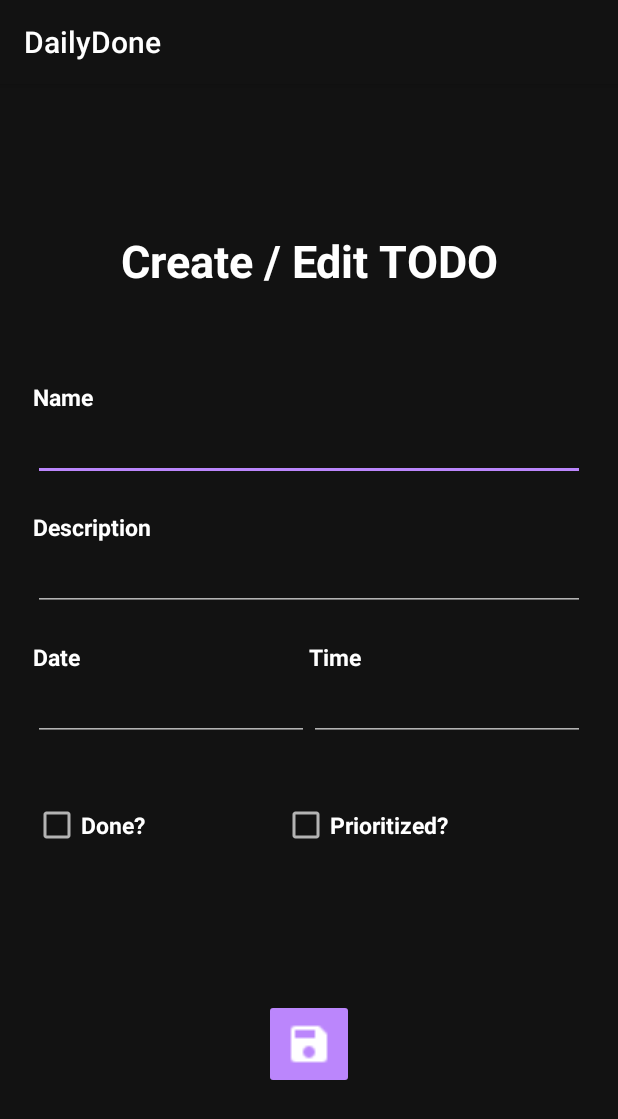
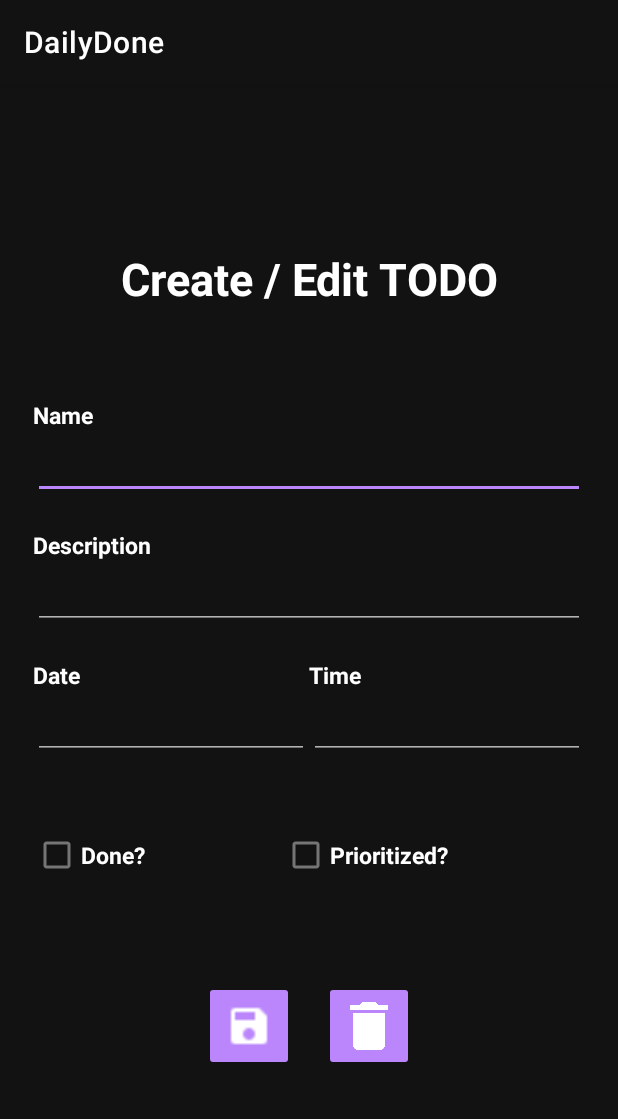
Before and after one commit to joergjonaskrahn/mad_semester_project, an Android app: the TodoDetailViewActivity screen opened directly, with no data from a screen before it, on a phone screen of 412 x 824 dp. Shown: the top 1119 px of the screen. Run offline under Robolectric (Android 15) with nearby library versions, the phone set to English and light mode, and no system bars; our stand-ins replace Room's generated code, data binding; 12 statements that could not run were skipped.

Commit message:
further implementation

```diff
--- a/app/build.gradle
+++ b/app/build.gradle
@@ -80,4 +80,6 @@ dependencies {
 
     compileOnly 'org.projectlombok:lombok:1.18.34'
     annotationProcessor 'org.projectlombok:lombok:1.18.34'
+
+    runtimeOnly group: 'com.google.android.material', name: 'material', version: '1.12.0'
 }
--- a/app/src/main/java/org/dailydone/mobile/android/view_model/TodoDetailViewViewModel.java
+++ b/app/src/main/java/org/dailydone/mobile/android/view_model/TodoDetailViewViewModel.java
@@ -13,9 +13,9 @@ import org.dailydone.mobile.android.model.viewAbstractions.ViewAbstractionTodo;
 
 import java.text.ParseException;
 import java.text.SimpleDateFormat;
-import java.time.format.DateTimeFormatter;
 import java.util.Date;
 import java.util.Locale;
+import java.util.concurrent.CompletableFuture;
 
 import lombok.Getter;
 
@@ -24,19 +24,30 @@ This View Model encapsulates the saving of a TodoEntry including the question wh
 entry has to be created or updated. This approach decreases complexity in the corresponding
 activity.
  */
-@Getter
 public class TodoDetailViewViewModel extends AndroidViewModel {
+    private final ITodoDataService dataService;
+
+    @Getter
     private ViewAbstractionTodo viewAbstractionTodo;
 
+    @Getter
     private final MutableLiveData<String> name = new MutableLiveData<>("");
+    @Getter
     private final MutableLiveData<String> description = new MutableLiveData<>("");
+    @Getter
     private final MutableLiveData<String> date = new MutableLiveData<>("");
+    @Getter
     private final MutableLiveData<String> time = new MutableLiveData<>("");
+    @Getter
     private final MutableLiveData<Boolean> done = new MutableLiveData<>(false);
+    @Getter
     private final MutableLiveData<Boolean> favourite = new MutableLiveData<>(false);
 
     public TodoDetailViewViewModel(@NonNull Application application) {
         super(application);
+
+        this.dataService = ((DailyDoneApplication) getApplication()
+                .getApplicationContext()).getTodoDataService();
     }
 
     public void setFromTodo(ViewAbstractionTodo viewAbstractionTodo) {
@@ -51,9 +62,6 @@ public class TodoDetailViewViewModel extends AndroidViewModel {
     }
 
     public void save() throws ParseException {
-        ITodoDataService dataService = ((DailyDoneApplication) getApplication()
-                .getApplicationContext()).getTodoDataService();
-
         Todo newTodo = new Todo(
                 name.getValue(),
                 description.getValue(),
@@ -62,16 +70,21 @@ public class TodoDetailViewViewModel extends AndroidViewModel {
                 favourite.getValue()
         );
 
-        if(isNewTodo()) {
+        if (isNewTodo()) {
+            dataService.createTodo(newTodo);
+        } else {
             Todo oldTodo = viewAbstractionTodo.getTodo();
             newTodo.setId(oldTodo.getId());
             dataService.updateTodo(newTodo);
-        }else{
-            dataService.createTodo(newTodo);
         }
+    }
 
-        // Resetting the view model here decreases complexity for the corresponding activity.
-        reset();
+    public CompletableFuture<Void> deleteTodo() {
+        return dataService.deleteTodo(viewAbstractionTodo.getTodo());
+    }
+
+    public boolean isTodoDeletable() {
+        return !isNewTodo();
     }
 
     private long parseDateToUnixTimestamp(String date, String time) throws ParseException {
@@ -81,7 +94,7 @@ public class TodoDetailViewViewModel extends AndroidViewModel {
         return parsedDate.getTime();
     }
 
-    private void reset() {
+    public void reset() {
         this.viewAbstractionTodo = null;
         name.setValue("");
         description.setValue("");
--- a/app/src/main/res/layout/activity_todo_detail_view.xml
+++ b/app/src/main/res/layout/activity_todo_detail_view.xml
@@ -143,13 +143,28 @@
                 android:checked="@={viewModel.favourite}"/>
         </LinearLayout>
 
+        <LinearLayout
+            android:gravity="center"
+            android:layout_marginTop="@dimen/margin_xlarge"
+            android:layout_width="match_parent"
+            android:layout_height="wrap_content">
             <ImageButton
                 android:id="@+id/imageButtonSaveTodo"
                 android:layout_width="60sp"
                 android:layout_height="60sp"
                 android:padding="14sp"
                 android:scaleType="fitCenter"
-            android:layout_marginTop="100sp"
                 app:srcCompat="@drawable/baseline_save_white_24dp" />
+
+            <ImageButton
+                android:id="@+id/imageButtonDeleteTodo"
+                android:layout_width="60sp"
+                android:layout_height="60sp"
+                android:padding="14sp"
+                android:scaleType="fitCenter"
+                android:layout_marginStart="@dimen/margin_small"
+                android:enabled="false"
+                app:srcCompat="@drawable/delete" />
+        </LinearLayout>
     </LinearLayout>
 </layout>
--- a/app/src/main/res/values/styles.xml
+++ b/app/src/main/res/values/styles.xml
@@ -1,5 +1,5 @@
 <resources>
-    <!--> Text Styles <-->
+    <!-- Text Styles -->
     <style name="TextNormal">
         <item name="android:textColor">?android:textColorPrimary</item>
     </style>
@@ -21,7 +21,7 @@
         <item name="android:textColor">@color/decent_red</item>
     </style>
 
-    <!--> Style for TODOs <-->
+    <!-- Styles for TODOs -->
     <style name="TodoOpen">
         <item name="android:background">@color/decent_blue</item>
     </style>
@@ -34,18 +34,31 @@
         <item name="android:background">@color/decent_red</item>
     </style>
 
-    <style name="DarkDatePickerDialog" parent="ThemeOverlay.AppCompat.Dialog">
-        <item name="android:background">#121212</item> <!-- Dark background color -->
-        <item name="android:textColorPrimary">#FFFFFF</item> <!-- Primary text color for light text -->
-        <item name="android:textColorSecondary">#B3B3B3</item> <!-- Secondary text color -->
-        <item name="android:colorAccent">#BB86FC</item> <!-- Accent color, like the purple in your image -->
+    <!-- Custom Material Calendar Theme -->
+    <style name="CustomCalendarTheme" parent="ThemeOverlay.MaterialComponents.MaterialCalendar">
+        <!-- Colors -->
+        <item name="colorPrimary">#BB86FC</item>
+        <item name="colorOnPrimary">#FFFFFF</item>
+        <item name="colorSurface">#121212</item> <!-- Background of the calendar -->
+        <item name="colorOnSurface">#FFFFFF</item> <!-- Text and highlights -->
+        <item name="android:background">#121212</item>
     </style>
 
-    <style name="DarkTimePickerDialog" parent="ThemeOverlay.AppCompat.Dialog">
-        <item name="android:background">#121212</item> <!-- Dark background color -->
-        <item name="android:textColorPrimary">#FFFFFF</item> <!-- Primary text color for light text -->
-        <item name="android:textColorSecondary">#B3B3B3</item> <!-- Secondary text color -->
-        <item name="android:colorAccent">#BB86FC</item> <!-- Accent color, like the purple in your image -->
+    <!-- Dark Time Picker Theme -->
+    <style name="DarkMaterialTimePicker" parent="ThemeOverlay.MaterialComponents.TimePicker">
+        <item name="colorPrimary">#BB86FC</item>
+        <item name="colorOnPrimary">#FFFFFF</item>
+        <item name="colorSurface">#121212</item> <!-- Background of the time picker -->
+        <item name="colorOnSurface">#FFFFFF</item> <!-- Text and clock hand -->
+        <item name="android:textColorPrimary">#FFFFFF</item> <!-- Time text color -->
     </style>
 
+    <!-- Dark Date Picker Dialog -->
+    <style name="DarkDatePickerDialog" parent="ThemeOverlay.MaterialComponents.Dialog">
+        <item name="colorPrimary">#BB86FC</item>
+        <item name="colorOnPrimary">#FFFFFF</item>
+        <item name="colorSurface">#121212</item>
+        <item name="android:textColorPrimary">#FFFFFF</item>
+        <item name="android:textColorSecondary">#B3B3B3</item>
+    </style>
 </resources>
--- a/app/src/main/res/values/themes.xml
+++ b/app/src/main/res/values/themes.xml
@@ -1,30 +1,29 @@
 <resources xmlns:tools="http://schemas.android.com/tools">
-    <!-- Dark Theme für die App -->
-    <style name="AppTheme" parent="Theme.AppCompat.Light.DarkActionBar">
-        <!-- Hauptfarben -->
-        <item name="colorPrimary">#121212
-        </item> <!-- Ein tiefes, dunkles Grau für die Hauptfarbe -->
-        <item name="colorPrimaryDark">#000000</item> <!-- Schwarz für die Statusleiste -->
-        <item name="colorAccent">#BB86FC
-        </item> <!-- Akzentfarbe, z. B. lila für Buttons oder Icons -->
+    <!-- Dark Theme for the App -->
+    <style name="AppTheme" parent="Theme.MaterialComponents.DayNight.DarkActionBar">
+        <!-- Primary Colors -->
+        <item name="colorPrimary">#121212</item> <!-- Dark gray for the primary color -->
+        <item name="colorPrimaryDark">#000000</item> <!-- Black for the status bar -->
+        <item name="colorAccent">#BB86FC</item> <!-- Purple for buttons or icons -->
 
-        <!-- Hintergrundfarben -->
+        <!-- Background Colors -->
         <item name="android:windowBackground">#121212</item>
         <item name="android:colorBackground">#121212</item>
-        <item name="android:colorForeground">#FFFFFF</item> <!-- Weiß als Kontrast für Text -->
+        <item name="android:colorForeground">#FFFFFF</item> <!-- White for contrast text -->
 
-        <!-- Textfarben -->
-        <item name="android:textColorPrimary">#FFFFFF</item> <!-- Weißer Text als Hauptfarbe -->
-        <item name="android:textColorSecondary">#B3B3B3
-        </item> <!-- Grauer Text für sekundäre Elemente -->
+        <!-- Text Colors -->
+        <item name="android:textColorPrimary">#FFFFFF</item> <!-- White text for primary elements -->
+        <item name="android:textColorSecondary">#B3B3B3</item> <!-- Gray text for secondary elements -->
 
-        <!-- Weitere Farben -->
-        <item name="android:navigationBarColor">#121212
-        </item> <!-- Farbe für die Navigationsleiste unten -->
-        <item name="android:statusBarColor">#000000
-        </item> <!-- Schwarz für die Statusleiste oben -->
+        <!-- Additional Colors -->
+        <item name="android:navigationBarColor">#121212</item> <!-- Color for the bottom navigation bar -->
+        <item name="android:statusBarColor">#000000</item> <!-- Black for the status bar -->
 
         <!-- Button Colors -->
         <item name="android:colorButtonNormal">@color/button_background_selector</item> <!-- Background color selector for buttons -->
+
+        <!-- Material Components Themes -->
+        <item name="materialCalendarTheme">@style/CustomCalendarTheme</item>
+        <item name="materialTimePickerTheme">@style/DarkMaterialTimePicker</item>
     </style>
 </resources>
```
Also changed, not shown: app/src/main/java/org/dailydone/mobile/android/TodoDetailViewActivity.java (+56 -3 lines), app/src/main/java/org/dailydone/mobile/android/model/viewAbstractions/ViewAbstractionTodo.java (+6 -4 lines), app/src/main/res/drawable/delete.png (added). Lines whose indentation alone changed are shown as unchanged.
